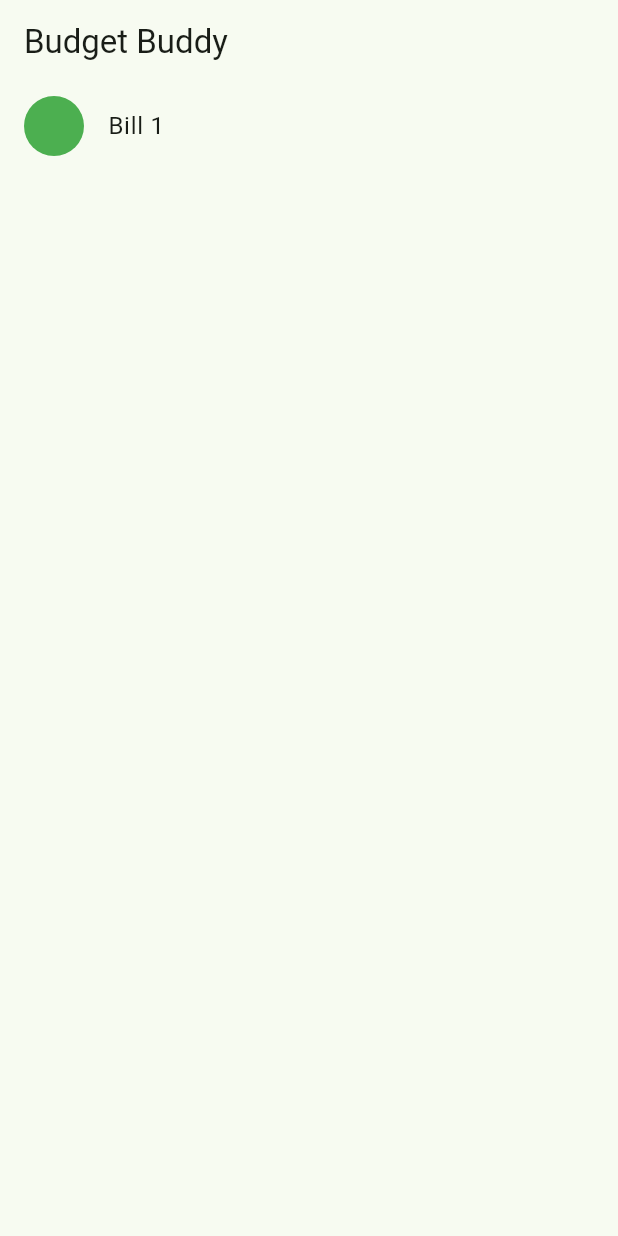
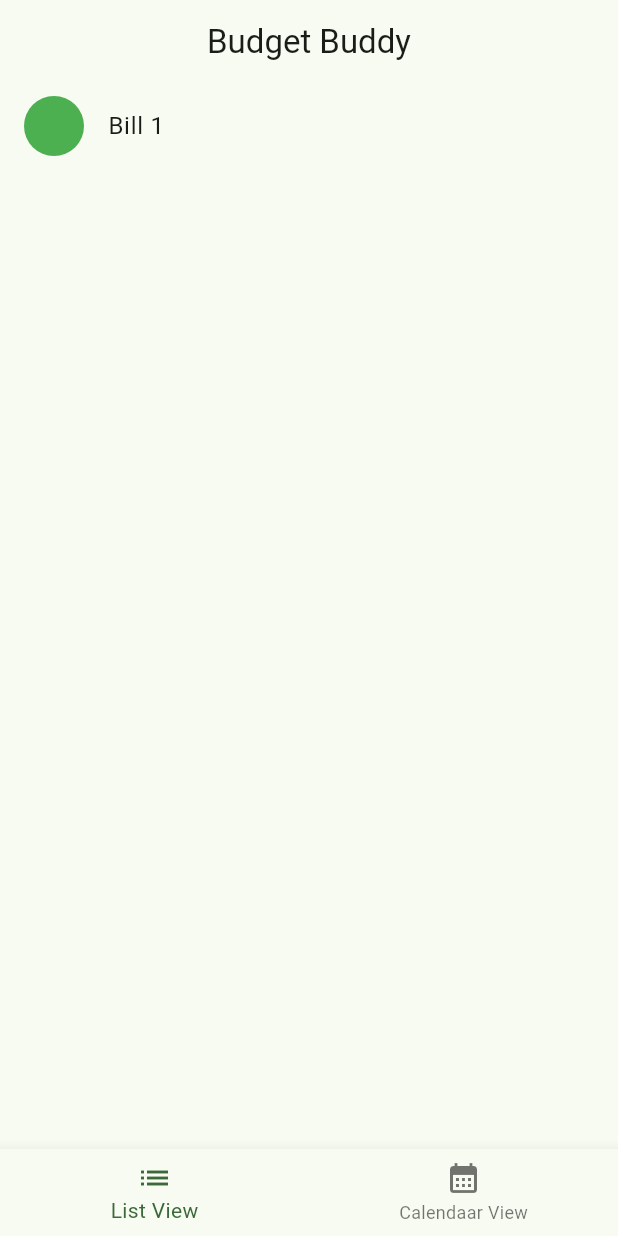
Before and after one commit to 404thecomputer/budget-buddy, a Flutter app: the screen it shows after launch, on a phone screen of 412 x 824 dp. Run offline on Flutter 3.47's test engine with Material 3 defaults, Android fonts, the phone set to English and light mode, and no system bars.

Commit message:
Bottom Navigation Bar working properly

```diff
--- a/budget_buddy/lib/main.dart
+++ b/budget_buddy/lib/main.dart
@@ -1,4 +1,5 @@
-import 'package:budget_buddy/item_list_feature/item_list_view.dart';
+import 'package:budget_buddy/pages/item_list_view.dart';
+import 'package:budget_buddy/pages/test.dart';
 import 'package:flutter/material.dart';
 
 void main() {
@@ -32,11 +33,43 @@ class MyApp extends StatelessWidget {
         colorScheme: ColorScheme.fromSeed(seedColor: Colors.green),
         useMaterial3: true,
       ),
-      home: const ItemListView(),
+      home: MainNavigator(),
     );
   }
 }
 
+class MainNavigator extends StatefulWidget {
+  MainNavigator({super.key});
+
+  @override
+  State<StatefulWidget> createState() {
+    return MainNavigatorState();
+  }
+
+  int currentIndex = 0;
+
+  List<Widget> screenList = [ItemListView(), Test()];
+}
+
+class MainNavigatorState extends State<MainNavigator> {
+  @override
+  Widget build(BuildContext context) {
+    return Scaffold(
+        body: widget.screenList[widget.currentIndex],
+        bottomNavigationBar: BottomNavigationBar(
+          items: const [
+            BottomNavigationBarItem(icon: Icon(Icons.list), label: "List View"),
+            BottomNavigationBarItem(
+                icon: Icon(Icons.calendar_month), label: "Calendaar View"),
+          ],
+          onTap: (i) {
+            setState(() {
+              widget.currentIndex = i;
+            });
+          },
+        ));
+  }
+}
 // class MyHomePage extends StatefulWidget {
 //   const MyHomePage({super.key, required this.title});
 
--- a/budget_buddy/lib/item_list_feature/item_list_view.dart
+++ b/budget_buddy/lib/pages/item_list_view.dart
@@ -19,6 +19,7 @@ class ItemListViewState extends State<ItemListView> {
     return Scaffold(
       appBar: AppBar(
         title: const Text("Budget Buddy"),
+        centerTitle: true,
       ),
       body: ListView.builder(
         restorationId: 'sampleItemListView',
```
Also changed, not shown: budget_buddy/lib/pages/test.dart (added, +18 -0 lines).
